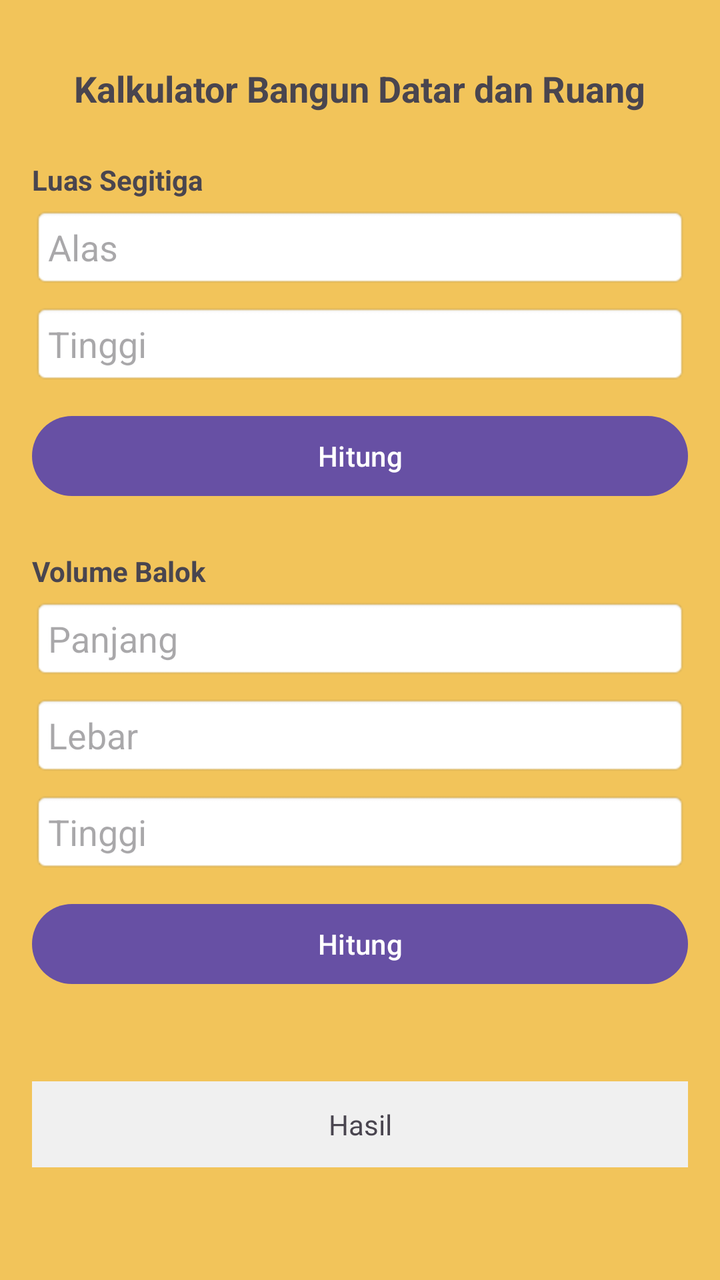
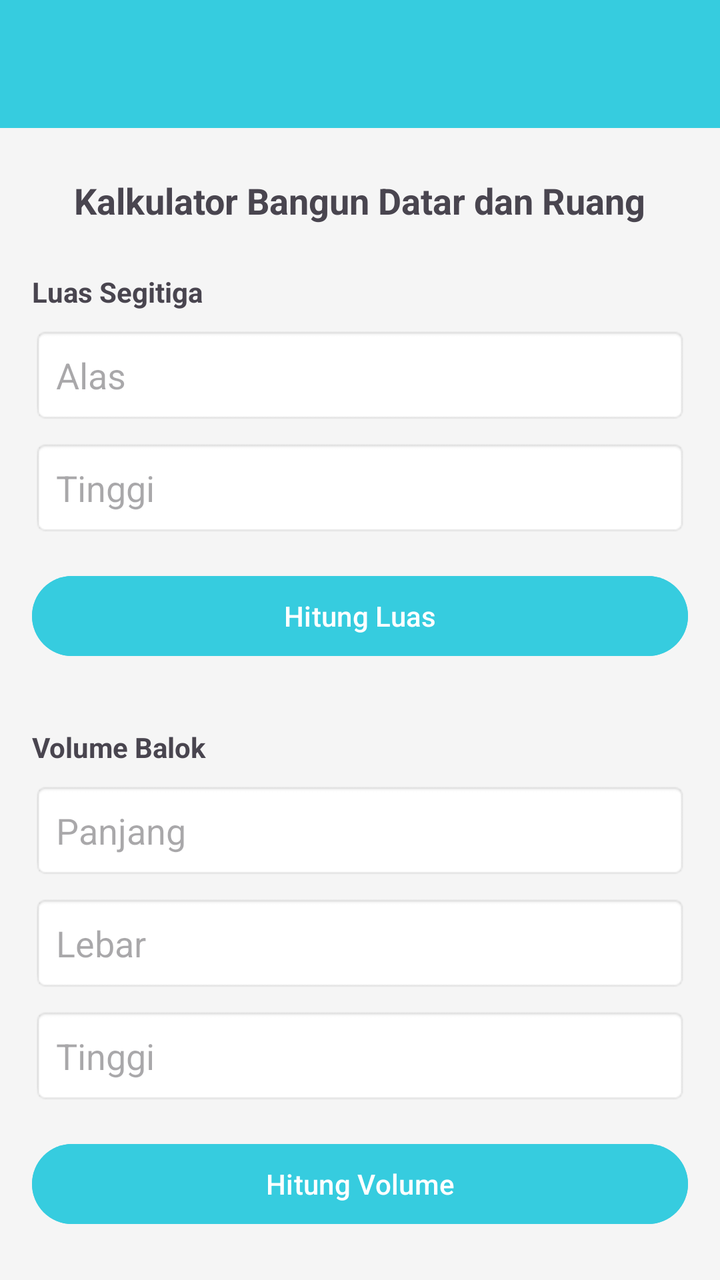

Before-and-after screenshots of an Android layout around one commit, followed by the original layout XML and the change that was made.
<!-- AndroidManifest.xml: application theme Theme.Amelcat -->
<!-- res/layout/activity_second.xml -->
<?xml version="1.0" encoding="utf-8"?>
<androidx.constraintlayout.widget.ConstraintLayout xmlns:android="http://schemas.android.com/apk/res/android"
    xmlns:app="http://schemas.android.com/apk/res-auto"
    xmlns:tools="http://schemas.android.com/tools"
    android:id="@+id/main"
    android:layout_width="match_parent"
    android:layout_height="match_parent"
    android:padding="16dp"
    android:background="#F2C45A"
    tools:context=".tugasp2.SecondActivity">

  <TextView
      android:id="@+id/tvJudul"
      android:layout_width="wrap_content"
      android:layout_height="wrap_content"
      android:text="Kalkulator Bangun Datar dan Ruang"
      android:textSize="18sp"
      android:textStyle="bold"
      app:layout_constraintEnd_toEndOf="parent"
      app:layout_constraintStart_toStartOf="parent"
      app:layout_constraintTop_toTopOf="parent"
      android:layout_marginTop="16dp"/>

  <TextView
      android:id="@+id/tvSegitiga"
      android:layout_width="wrap_content"
      android:layout_height="wrap_content"
      android:text="Luas Segitiga"
      android:textSize="14sp"
      android:textStyle="bold"
      app:layout_constraintStart_toStartOf="parent"
      app:layout_constraintTop_toBottomOf="@id/tvJudul"
      android:layout_marginTop="24dp"/>

  <EditText
      android:id="@+id/etAlas"
      android:layout_width="0dp"
      android:layout_height="wrap_content"
      android:hint="Alas"
      android:inputType="numberDecimal"
      android:padding="8dp"
      android:background="@android:drawable/editbox_background"
      app:layout_constraintEnd_toEndOf="parent"
      app:layout_constraintStart_toStartOf="parent"
      app:layout_constraintTop_toBottomOf="@id/tvSegitiga"
      android:layout_marginTop="4dp"/>

  <EditText
      android:id="@+id/etTinggi"
      android:layout_width="0dp"
      android:layout_height="wrap_content"
      android:hint="Tinggi"
      android:inputType="numberDecimal"
      android:padding="8dp"
      android:background="@android:drawable/editbox_background"
      app:layout_constraintEnd_toEndOf="parent"
      app:layout_constraintStart_toStartOf="parent"
      app:layout_constraintTop_toBottomOf="@id/etAlas"
      android:layout_marginTop="8dp"/>

  <Button
      android:id="@+id/btnSegitiga"
      android:layout_width="0dp"
      android:layout_height="wrap_content"
      android:text="Hitung"
      app:layout_constraintEnd_toEndOf="parent"
      app:layout_constraintStart_toStartOf="parent"
      app:layout_constraintTop_toBottomOf="@id/etTinggi"
      android:layout_marginTop="12dp"/>

  <TextView
      android:id="@+id/tvBalok"
      android:layout_width="wrap_content"
      android:layout_height="wrap_content"
      android:text="Volume Balok"
      android:textSize="14sp"
      android:textStyle="bold"
      app:layout_constraintStart_toStartOf="parent"
      app:layout_constraintTop_toBottomOf="@id/btnSegitiga"
      android:layout_marginTop="24dp"/>

  <EditText
      android:id="@+id/etPanjang"
      android:layout_width="0dp"
      android:layout_height="wrap_content"
      android:hint="Panjang"
      android:inputType="numberDecimal"
      android:padding="8dp"
      android:background="@android:drawable/editbox_background"
      app:layout_constraintEnd_toEndOf="parent"
      app:layout_constraintStart_toStartOf="parent"
      app:layout_constraintTop_toBottomOf="@id/tvBalok"
      android:layout_marginTop="4dp"/>

  <EditText
      android:id="@+id/etLebar"
      android:layout_width="0dp"
      android:layout_height="wrap_content"
      android:hint="Lebar"
      android:inputType="numberDecimal"
      android:padding="8dp"
      android:background="@android:drawable/editbox_background"
      app:layout_constraintEnd_toEndOf="parent"
      app:layout_constraintStart_toStartOf="parent"
      app:layout_constraintTop_toBottomOf="@id/etPanjang"
      android:layout_marginTop="8dp"/>

  <EditText
      android:id="@+id/etTinggiBalok"
      android:layout_width="0dp"
      android:layout_height="wrap_content"
      android:hint="Tinggi"
      android:inputType="numberDecimal"
      android:padding="8dp"
      android:background="@android:drawable/editbox_background"
      app:layout_constraintEnd_toEndOf="parent"
      app:layout_constraintStart_toStartOf="parent"
      app:layout_constraintTop_toBottomOf="@id/etLebar"
      android:layout_marginTop="8dp"/>

  <Button
      android:id="@+id/btnBalok"
      android:layout_width="0dp"
      android:layout_height="wrap_content"
      android:text="Hitung"
      app:layout_constraintEnd_toEndOf="parent"
      app:layout_constraintStart_toStartOf="parent"
      app:layout_constraintTop_toBottomOf="@id/etTinggiBalok"
      android:layout_marginTop="12dp"/>

  <TextView
      android:id="@+id/tvHasil"
      android:layout_width="0dp"
      android:layout_height="wrap_content"
      android:layout_marginTop="20dp"
      android:background="#F0F0F0"
      android:gravity="center"
      android:padding="12dp"
      android:text="Hasil"
      android:textSize="14sp"
      app:layout_constraintBottom_toBottomOf="parent"
      app:layout_constraintEnd_toEndOf="parent"
      app:layout_constraintStart_toStartOf="parent"
      app:layout_constraintTop_toBottomOf="@id/btnBalok"
      android:layout_marginBottom="16dp"/>

</androidx.constraintlayout.widget.ConstraintLayout>
<!-- resources referenced by this layout -->
<resources>
  <style name="Theme.Amelcat" parent="Base.Theme.Amelcat" />
  <style name="Base.Theme.Amelcat" parent="Theme.Material3.DayNight.NoActionBar">
          
          
      </style>
</resources>

<!-- the commit's change to res/layout/activity_second.xml (unified diff, before → after) -->
@@ -1,147 +1,176 @@
 <?xml version="1.0" encoding="utf-8"?>
-<androidx.constraintlayout.widget.ConstraintLayout xmlns:android="http://schemas.android.com/apk/res/android"
+<androidx.constraintlayout.widget.ConstraintLayout
+    xmlns:android="http://schemas.android.com/apk/res/android"
     xmlns:app="http://schemas.android.com/apk/res-auto"
     xmlns:tools="http://schemas.android.com/tools"
     android:id="@+id/main"
     android:layout_width="match_parent"
     android:layout_height="match_parent"
-    android:padding="16dp"
-    android:background="#F2C45A"
+    android:background="#F5F5F5"
     tools:context=".tugasp2.SecondActivity">
 
-  <TextView
-      android:id="@+id/tvJudul"
-      android:layout_width="wrap_content"
-      android:layout_height="wrap_content"
-      android:text="Kalkulator Bangun Datar dan Ruang"
-      android:textSize="18sp"
-      android:textStyle="bold"
+  <androidx.appcompat.widget.Toolbar
+      android:id="@+id/toolbar"
+      android:layout_width="match_parent"
+      android:layout_height="?attr/actionBarSize"
+      android:background="@color/accent"
+      android:elevation="4dp"
+      app:titleTextColor="@android:color/white"
       app:layout_constraintEnd_toEndOf="parent"
       app:layout_constraintStart_toStartOf="parent"
-      app:layout_constraintTop_toTopOf="parent"
-      android:layout_marginTop="16dp"/>
+      app:layout_constraintTop_toTopOf="parent" />
 
-  <TextView
-      android:id="@+id/tvSegitiga"
-      android:layout_width="wrap_content"
-      android:layout_height="wrap_content"
-      android:text="Luas Segitiga"
-      android:textSize="14sp"
-      android:textStyle="bold"
-      app:layout_constraintStart_toStartOf="parent"
-      app:layout_constraintTop_toBottomOf="@id/tvJudul"
-      android:layout_marginTop="24dp"/>
+  <androidx.core.widget.NestedScrollView
+      android:layout_width="match_parent"
+      android:layout_height="0dp"
+      app:layout_constraintBottom_toBottomOf="parent"
+      app:layout_constraintTop_toBottomOf="@id/toolbar">
 
-  <EditText
-      android:id="@+id/etAlas"
-      android:layout_width="0dp"
-      android:layout_height="wrap_content"
-      android:hint="Alas"
-      android:inputType="numberDecimal"
-      android:padding="8dp"
-      android:background="@android:drawable/editbox_background"
-      app:layout_constraintEnd_toEndOf="parent"
-      app:layout_constraintStart_toStartOf="parent"
-      app:layout_constraintTop_toBottomOf="@id/tvSegitiga"
-      android:layout_marginTop="4dp"/>
+    <androidx.constraintlayout.widget.ConstraintLayout
+        android:layout_width="match_parent"
+        android:layout_height="wrap_content"
+        android:padding="16dp">
 
-  <EditText
-      android:id="@+id/etTinggi"
-      android:layout_width="0dp"
-      android:layout_height="wrap_content"
-      android:hint="Tinggi"
-      android:inputType="numberDecimal"
-      android:padding="8dp"
-      android:background="@android:drawable/editbox_background"
-      app:layout_constraintEnd_toEndOf="parent"
-      app:layout_constraintStart_toStartOf="parent"
-      app:layout_constraintTop_toBottomOf="@id/etAlas"
-      android:layout_marginTop="8dp"/>
+      <TextView
+          android:id="@+id/tvJudul"
+          android:layout_width="wrap_content"
+          android:layout_height="wrap_content"
+          android:layout_marginTop="8dp"
+          android:text="Kalkulator Bangun Datar dan Ruang"
+          android:textSize="18sp"
+          android:textStyle="bold"
+          app:layout_constraintEnd_toEndOf="parent"
+          app:layout_constraintStart_toStartOf="parent"
+          app:layout_constraintTop_toTopOf="parent" />
 
-  <Button
-      android:id="@+id/btnSegitiga"
-      android:layout_width="0dp"
-      android:layout_height="wrap_content"
-      android:text="Hitung"
-      app:layout_constraintEnd_toEndOf="parent"
-      app:layout_constraintStart_toStartOf="parent"
-      app:layout_constraintTop_toBottomOf="@id/etTinggi"
-      android:layout_marginTop="12dp"/>
+      <TextView
+          android:id="@+id/tvSegitiga"
+          android:layout_width="wrap_content"
+          android:layout_height="wrap_content"
+          android:layout_marginTop="24dp"
+          android:text="Luas Segitiga"
+          android:textSize="14sp"
+          android:textStyle="bold"
+          app:layout_constraintStart_toStartOf="parent"
+          app:layout_constraintTop_toBottomOf="@id/tvJudul" />
 
-  <TextView
-      android:id="@+id/tvBalok"
-      android:layout_width="wrap_content"
-      android:layout_height="wrap_content"
-      android:text="Volume Balok"
-      android:textSize="14sp"
-      android:textStyle="bold"
-      app:layout_constraintStart_toStartOf="parent"
-      app:layout_constraintTop_toBottomOf="@id/btnSegitiga"
-      android:layout_marginTop="24dp"/>
+      <EditText
+          android:id="@+id/etAlas"
+          android:layout_width="0dp"
+          android:layout_height="wrap_content"
+          android:layout_marginTop="8dp"
+          android:background="@android:drawable/editbox_background"
+          android:hint="Alas"
+          android:inputType="numberDecimal"
+          android:padding="12dp"
+          app:layout_constraintEnd_toEndOf="parent"
+          app:layout_constraintStart_toStartOf="parent"
+          app:layout_constraintTop_toBottomOf="@id/tvSegitiga" />
 
-  <EditText
-      android:id="@+id/etPanjang"
-      android:layout_width="0dp"
-      android:layout_height="wrap_content"
-      android:hint="Panjang"
-      android:inputType="numberDecimal"
-      android:padding="8dp"
-      android:background="@android:drawable/editbox_background"
-      app:layout_constraintEnd_toEndOf="parent"
-      app:layout_constraintStart_toStartOf="parent"
-      app:layout_constraintTop_toBottomOf="@id/tvBalok"
-      android:layout_marginTop="4dp"/>
+      <EditText
+          android:id="@+id/etTinggi"
+          android:layout_width="0dp"
+          android:layout_height="wrap_content"
+          android:layout_marginTop="8dp"
+          android:background="@android:drawable/editbox_background"
+          android:hint="Tinggi"
+          android:inputType="numberDecimal"
+          android:padding="12dp"
+          app:layout_constraintEnd_toEndOf="parent"
+          app:layout_constraintStart_toStartOf="parent"
+          app:layout_constraintTop_toBottomOf="@id/etAlas" />
 
-  <EditText
-      android:id="@+id/etLebar"
-      android:layout_width="0dp"
-      android:layout_height="wrap_content"
-      android:hint="Lebar"
-      android:inputType="numberDecimal"
-      android:padding="8dp"
-      android:background="@android:drawable/editbox_background"
-      app:layout_constraintEnd_toEndOf="parent"
-      app:layout_constraintStart_toStartOf="parent"
-      app:layout_constraintTop_toBottomOf="@id/etPanjang"
-      android:layout_marginTop="8dp"/>
+      <Button
+          android:id="@+id/btnSegitiga"
+          android:layout_width="0dp"
+          android:layout_height="wrap_content"
+          android:layout_marginTop="16dp"
+          android:backgroundTint="@color/accent"
+          android:text="Hitung Luas"
+          app:layout_constraintEnd_toEndOf="parent"
+          app:layout_constraintStart_toStartOf="parent"
+          app:layout_constraintTop_toBottomOf="@id/etTinggi" />
 
-  <EditText
-      android:id="@+id/etTinggiBalok"
-      android:layout_width="0dp"
-      android:layout_height="wrap_content"
-      android:hint="Tinggi"
-      android:inputType="numberDecimal"
-      android:padding="8dp"
-      android:background="@android:drawable/editbox_background"
-      app:layout_constraintEnd_toEndOf="parent"
-      app:layout_constraintStart_toStartOf="parent"
-      app:layout_constraintTop_toBottomOf="@id/etLebar"
-      android:layout_marginTop="8dp"/>
+      <TextView
+          android:id="@+id/tvBalok"
+          android:layout_width="wrap_content"
+          android:layout_height="wrap_content"
+          android:layout_marginTop="32dp"
+          android:text="Volume Balok"
+          android:textSize="14sp"
+          android:textStyle="bold"
+          app:layout_constraintStart_toStartOf="parent"
+          app:layout_constraintTop_toBottomOf="@id/btnSegitiga" />
 
-  <Button
-      android:id="@+id/btnBalok"
-      android:layout_width="0dp"
-      android:layout_height="wrap_content"
-      android:text="Hitung"
-      app:layout_constraintEnd_toEndOf="parent"
-      app:layout_constraintStart_toStartOf="parent"
-      app:layout_constraintTop_toBottomOf="@id/etTinggiBalok"
-      android:layout_marginTop="12dp"/>
+      <EditText
+          android:id="@+id/etPanjang"
+          android:layout_width="0dp"
+          android:layout_height="wrap_content"
+          android:layout_marginTop="8dp"
+          android:background="@android:drawable/editbox_background"
+          android:hint="Panjang"
+          android:inputType="numberDecimal"
+          android:padding="12dp"
+          app:layout_constraintEnd_toEndOf="parent"
+          app:layout_constraintStart_toStartOf="parent"
+          app:layout_constraintTop_toBottomOf="@id/tvBalok" />
 
-  <TextView
-      android:id="@+id/tvHasil"
-      android:layout_width="0dp"
-      android:layout_height="wrap_content"
-      android:layout_marginTop="20dp"
-      android:background="#F0F0F0"
-      android:gravity="center"
-      android:padding="12dp"
-      android:text="Hasil"
-      android:textSize="14sp"
-      app:layout_constraintBottom_toBottomOf="parent"
-      app:layout_constraintEnd_toEndOf="parent"
-      app:layout_constraintStart_toStartOf="parent"
-      app:layout_constraintTop_toBottomOf="@id/btnBalok"
-      android:layout_marginBottom="16dp"/>
+      <EditText
+          android:id="@+id/etLebar"
+          android:layout_width="0dp"
+          android:layout_height="wrap_content"
+          android:layout_marginTop="8dp"
+          android:background="@android:drawable/editbox_background"
+          android:hint="Lebar"
+          android:inputType="numberDecimal"
+          android:padding="12dp"
+          app:layout_constraintEnd_toEndOf="parent"
+          app:layout_constraintStart_toStartOf="parent"
+          app:layout_constraintTop_toBottomOf="@id/etPanjang" />
+
+      <EditText
+          android:id="@+id/etTinggiBalok"
+          android:layout_width="0dp"
+          android:layout_height="wrap_content"
+          android:layout_marginTop="8dp"
+          android:background="@android:drawable/editbox_background"
+          android:hint="Tinggi"
+          android:inputType="numberDecimal"
+          android:padding="12dp"
+          app:layout_constraintEnd_toEndOf="parent"
+          app:layout_constraintStart_toStartOf="parent"
+          app:layout_constraintTop_toBottomOf="@id/etLebar" />
+
+      <Button
+          android:id="@+id/btnBalok"
+          android:layout_width="0dp"
+          android:layout_height="wrap_content"
+          android:layout_marginTop="16dp"
+          android:backgroundTint="@color/accent"
+          android:text="Hitung Volume"
+          app:layout_constraintEnd_toEndOf="parent"
+          app:layout_constraintStart_toStartOf="parent"
+          app:layout_constraintTop_toBottomOf="@id/etTinggiBalok" />
+
+      <TextView
+          android:id="@+id/tvHasil"
+          android:layout_width="0dp"
+          android:layout_height="wrap_content"
+          android:layout_marginTop="24dp"
+          android:layout_marginBottom="24dp"
+          android:background="#E0E0E0"
+          android:gravity="center"
+          android:padding="16dp"
+          android:text="Hasil akan muncul di sini"
+          android:textColor="@color/accent"
+          android:textSize="16sp"
+          android:textStyle="bold"
+          app:layout_constraintBottom_toBottomOf="parent"
+          app:layout_constraintEnd_toEndOf="parent"
+          app:layout_constraintStart_toStartOf="parent"
+          app:layout_constraintTop_toBottomOf="@id/btnBalok" />
+
+    </androidx.constraintlayout.widget.ConstraintLayout>
+  </androidx.core.widget.NestedScrollView>
 
 </androidx.constraintlayout.widget.ConstraintLayout>
<!-- resource entries referenced after the edit -->
@@ -1,5 +1,6 @@
 <!-- resources referenced by this layout -->
 <resources>
+  <color name="accent">#36ccdf</color>
   <style name="Theme.Amelcat" parent="Base.Theme.Amelcat" />
   <style name="Base.Theme.Amelcat" parent="Theme.Material3.DayNight.NoActionBar">
           
